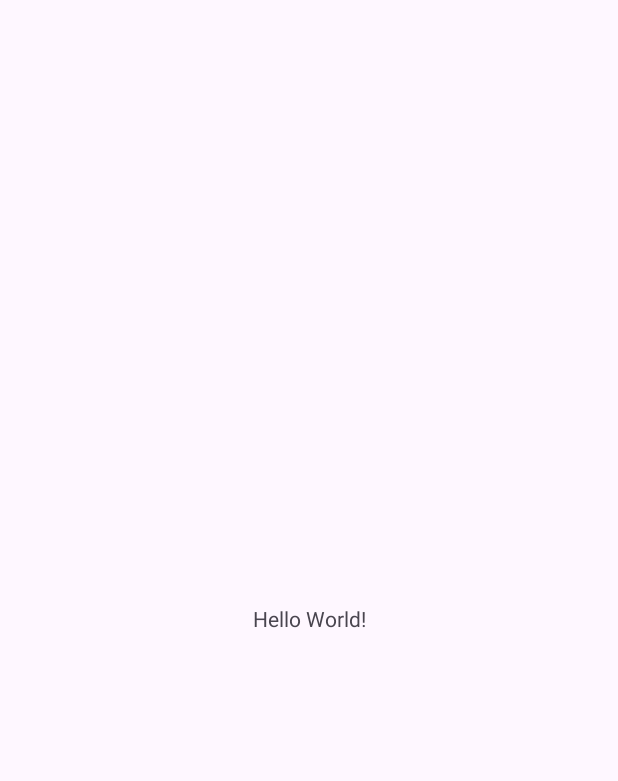
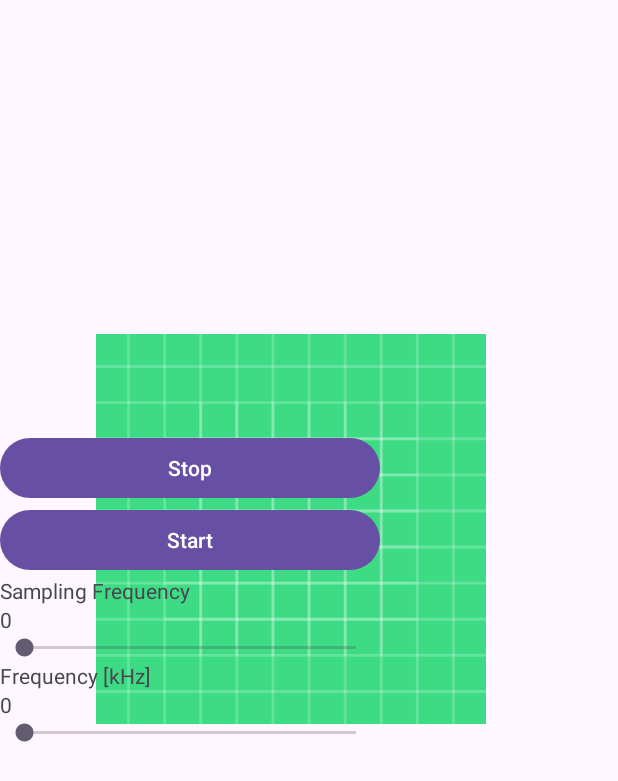
Before and after one commit to nikpan1/TemperatureApp, an Android app: the screen it shows after launch (MainActivity), on a phone screen of 412 x 824 dp. Before the commit the part shown is almost empty. Shown: the top 781 px of the screen. Run offline under Robolectric (Android 15) with nearby library versions, the phone set to English and light mode, and no system bars.

Commit message:
initial app layout

```diff
--- a/app/src/main/res/layout/activity_main.xml
+++ b/app/src/main/res/layout/activity_main.xml
@@ -7,13 +7,69 @@
     android:layout_height="match_parent"
     tools:context=".MainActivity">
 
-    <TextView
-        android:layout_width="wrap_content"
-        android:layout_height="wrap_content"
-        android:text="Hello World!"
+    <ImageView
+        android:id="@+id/PlotCanvas"
+        android:layout_width="388dp"
+        android:layout_height="260dp"
+        android:layout_marginTop="16dp"
+        android:layout_marginBottom="135dp"
         app:layout_constraintBottom_toBottomOf="parent"
-        app:layout_constraintEnd_toEndOf="parent"
-        app:layout_constraintStart_toStartOf="parent"
-        app:layout_constraintTop_toTopOf="parent" />
+        app:layout_constraintTop_toTopOf="parent"
+        app:srcCompat="@drawable/ic_launcher_background"
+        tools:layout_editor_absoluteX="30dp" />
 
+    <LinearLayout
+        android:layout_width="253dp"
+        android:layout_height="248dp"
+        android:orientation="vertical"
+        app:layout_constraintBottom_toBottomOf="parent"
+        app:layout_constraintTop_toTopOf="parent"
+        tools:layout_editor_absoluteX="472dp">
+
+        <Button
+            android:id="@+id/StopButton"
+            android:layout_width="match_parent"
+            android:layout_height="wrap_content"
+            android:text="Stop" />
+
+        <Button
+            android:id="@+id/StartButton"
+            android:layout_width="match_parent"
+            android:layout_height="wrap_content"
+            android:text="Start" />
+
+        <TextView
+            android:id="@+id/SamplingTextView"
+            android:layout_width="match_parent"
+            android:layout_height="wrap_content"
+            android:text="Sampling Frequency" />
+
+        <TextView
+            android:id="@+id/SamplingTextArea"
+            android:layout_width="match_parent"
+            android:layout_height="wrap_content"
+            android:text="0" />
+
+        <SeekBar
+            android:id="@+id/seekBar"
+            android:layout_width="match_parent"
+            android:layout_height="wrap_content" />
+
+        <TextView
+            android:id="@+id/FrequencyTextView"
+            android:layout_width="match_parent"
+            android:layout_height="wrap_content"
+            android:text="Frequency [kHz]" />
+
+        <TextView
+            android:id="@+id/FrequencyTextArea"
+            android:layout_width="match_parent"
+            android:layout_height="wrap_content"
+            android:text="0" />
+
+        <SeekBar
+            android:id="@+id/seekBar2"
+            android:layout_width="match_parent"
+            android:layout_height="wrap_content" />
+    </LinearLayout>
 </androidx.constraintlayout.widget.ConstraintLayout>
```
